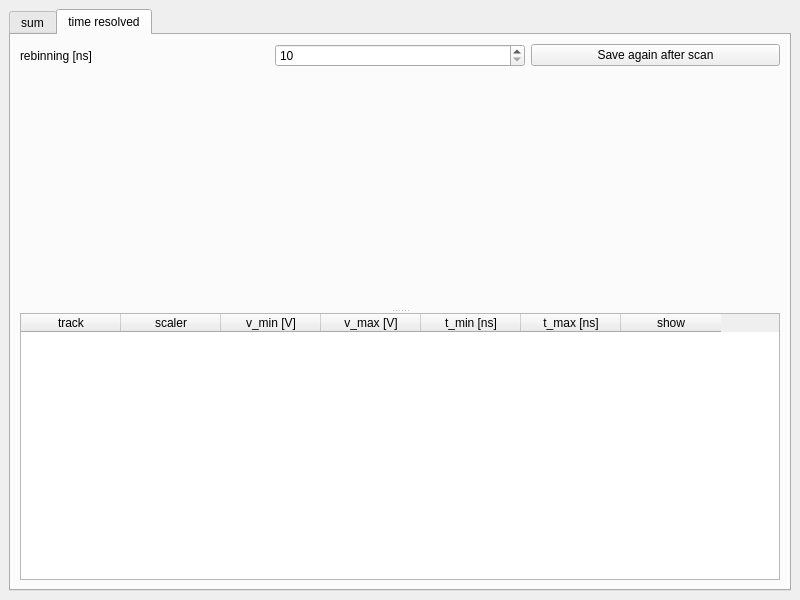
Qt form TildaHost/source/Interface/LiveDataPlottingUi/Ui_LiveDataPlotting.ui (lasersphere/Tilda) before a commit.
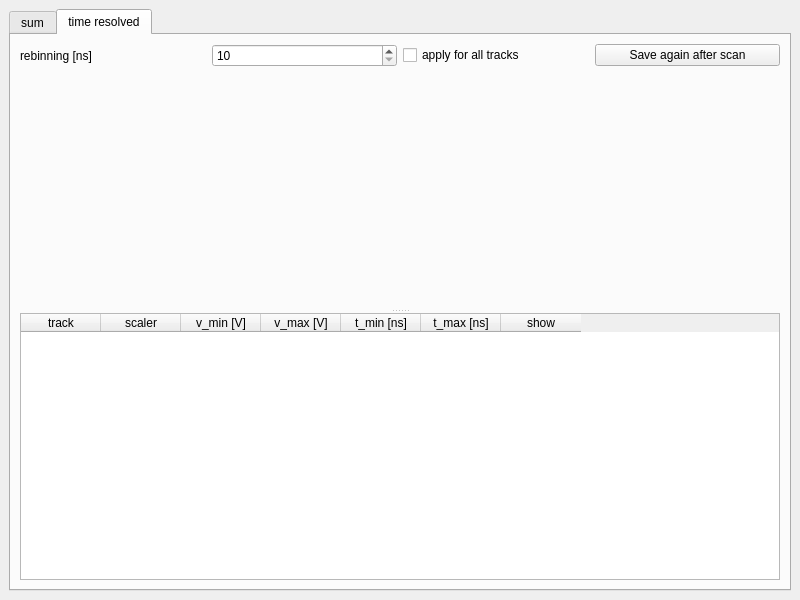
The same form after that commit.

Commit message: added apply all checkbox to rebinning

```diff
--- a/TildaHost/source/Interface/LiveDataPlottingUi/Ui_LiveDataPlotting.ui
+++ b/TildaHost/source/Interface/LiveDataPlottingUi/Ui_LiveDataPlotting.ui
@@ -154,13 +154,20 @@
             </property>
            </widget>
           </item>
-          <item row="0" column="3">
+          <item row="0" column="4">
            <widget class="QPushButton" name="pushButton_save_after_scan">
             <property name="text">
              <string>Save again after scan</string>
             </property>
            </widget>
           </item>
+          <item row="0" column="3">
+           <widget class="QCheckBox" name="checkBox">
+            <property name="text">
+             <string>apply for all tracks</string>
+            </property>
+           </widget>
+          </item>
          </layout>
         </item>
         <item>
@@ -191,6 +198,9 @@
            <property name="sortingEnabled">
             <bool>false</bool>
            </property>
+           <attribute name="horizontalHeaderDefaultSectionSize">
+            <number>80</number>
+           </attribute>
            <column>
             <property name="text">
              <string>track</string>
```
The commit also changes 2 other files.
